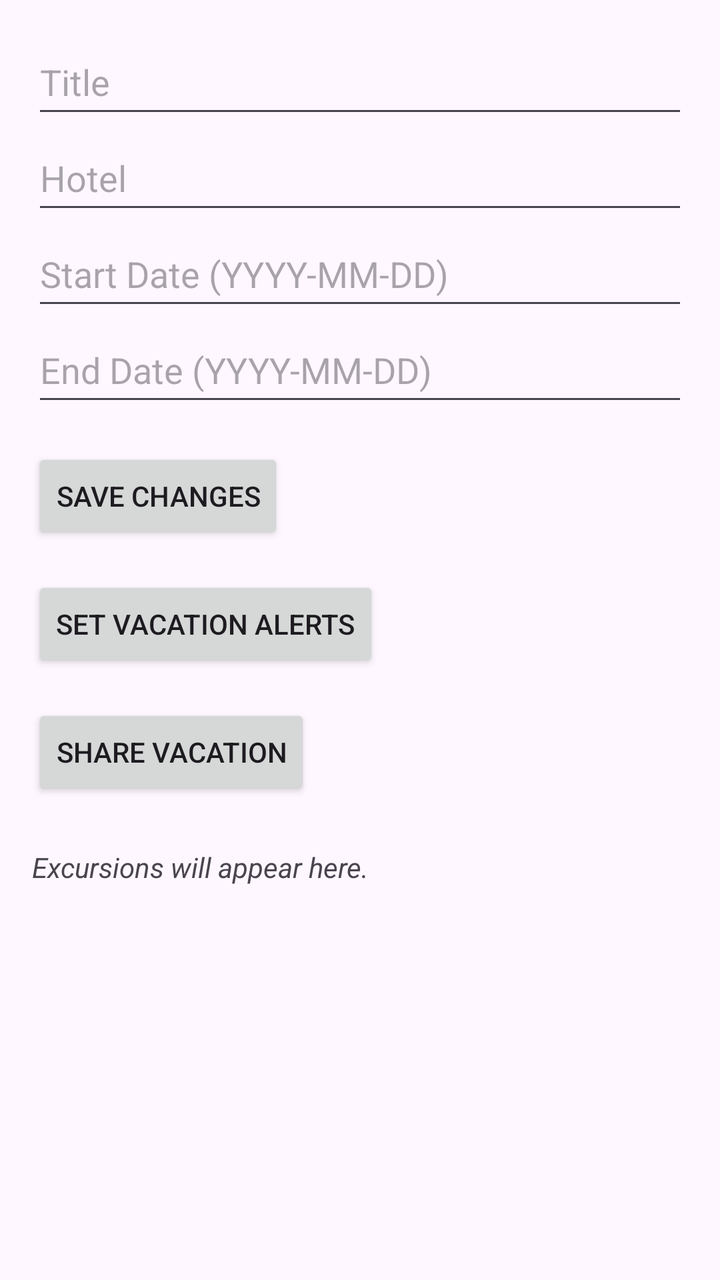
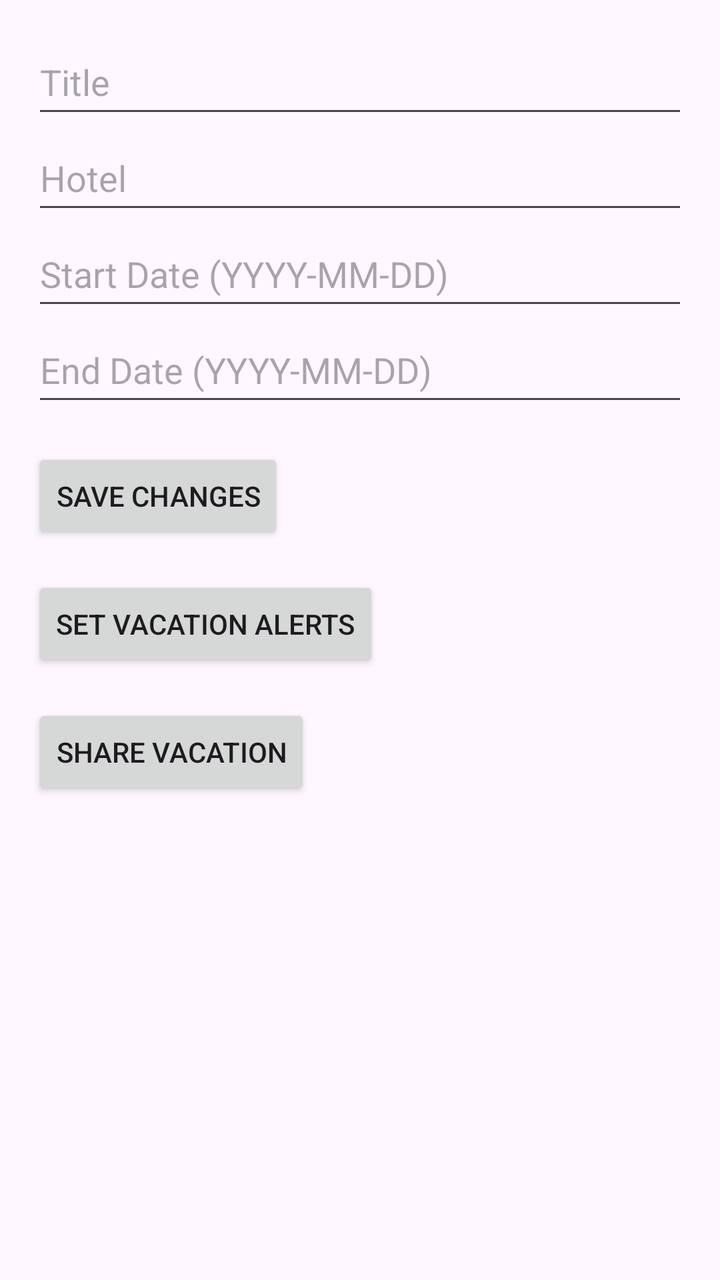

The first picture is an Android layout as it rendered before a commit; the second is the same layout after the commit. The layout source and the unified diff follow.
<!-- AndroidManifest.xml: application theme Theme.D308VacationPlanner -->
<!-- res/layout/activity_vacation_detail.xml -->
<?xml version="1.0" encoding="utf-8"?>
<LinearLayout xmlns:android="http://schemas.android.com/apk/res/android"
    android:layout_width="match_parent"
    android:layout_height="match_parent"
    android:orientation="vertical"
    android:padding="16dp">

    <EditText
        android:id="@+id/editTextTitle"
        android:layout_width="match_parent"
        android:layout_height="48dp"
        android:hint="Title"
        android:inputType="text"
        android:paddingBottom="8dp" />

    <EditText
        android:id="@+id/editTextHotel"
        android:layout_width="match_parent"
        android:layout_height="48dp"
        android:hint="Hotel"
        android:inputType="text"
        android:paddingBottom="8dp" />

    <EditText
        android:id="@+id/editTextStartDate"
        android:layout_width="match_parent"
        android:layout_height="48dp"
        android:hint="Start Date (YYYY-MM-DD)"
        android:inputType="date"
        android:paddingBottom="8dp" />

    <EditText
        android:id="@+id/editTextEndDate"
        android:layout_width="match_parent"
        android:layout_height="48dp"
        android:hint="End Date (YYYY-MM-DD)"
        android:inputType="date"
        android:paddingBottom="8dp" />

    <Button
        android:id="@+id/buttonSaveChanges"
        android:layout_width="wrap_content"
        android:layout_height="48dp"
        android:text="Save Changes"
        android:layout_marginTop="16dp" />

    <Button
        android:id="@+id/buttonSetAlerts"
        android:layout_width="wrap_content"
        android:layout_height="48dp"
        android:text="Set Vacation Alerts"
        android:layout_marginTop="16dp" />

    <Button
        android:id="@+id/buttonShare"
        android:layout_width="wrap_content"
        android:layout_height="48dp"
        android:text="Share Vacation"
        android:layout_marginTop="16dp" />

    <TextView
        android:id="@+id/textViewExcursions"
        android:layout_width="match_parent"
        android:layout_height="wrap_content"
        android:text="Excursions will appear here."
        android:layout_marginTop="24dp"
        android:textStyle="italic" />

</LinearLayout>
<!-- resources referenced by this layout -->
<resources>
  <style name="Theme.D308VacationPlanner" parent="Base.Theme.D308VacationPlanner" />
  <style name="Base.Theme.D308VacationPlanner" parent="Theme.Material3.DayNight">
          
          <item name="colorPrimary">@color/colorPrimary</item>
      </style>
  <color name="colorPrimary">#002147</color>
</resources>

<!-- the commit's change to res/layout/activity_vacation_detail.xml (unified diff, before → after) -->
@@ -58,12 +58,12 @@
         android:text="Share Vacation"
         android:layout_marginTop="16dp" />
 
-    <TextView
-        android:id="@+id/textViewExcursions"
+    <ListView
+        android:id="@+id/listViewExcursions"
         android:layout_width="match_parent"
         android:layout_height="wrap_content"
-        android:text="Excursions will appear here."
-        android:layout_marginTop="24dp"
-        android:textStyle="italic" />
+        android:divider="@android:color/darker_gray"
+        android:dividerHeight="1dp"
+        android:layout_marginTop="8dp" />
 
 </LinearLayout>
